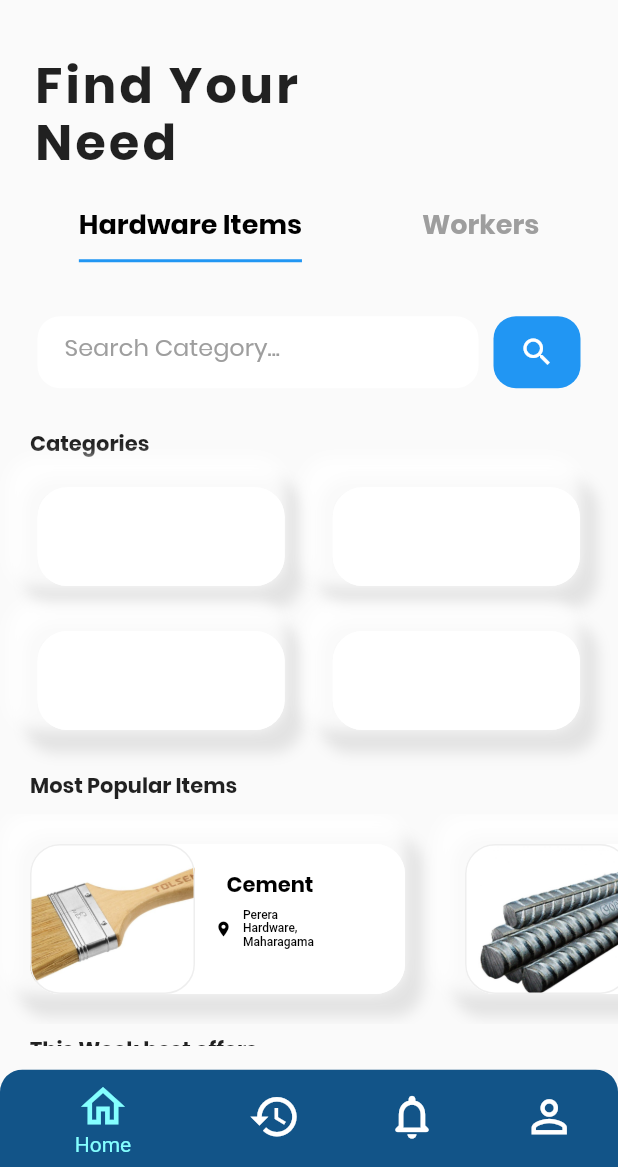
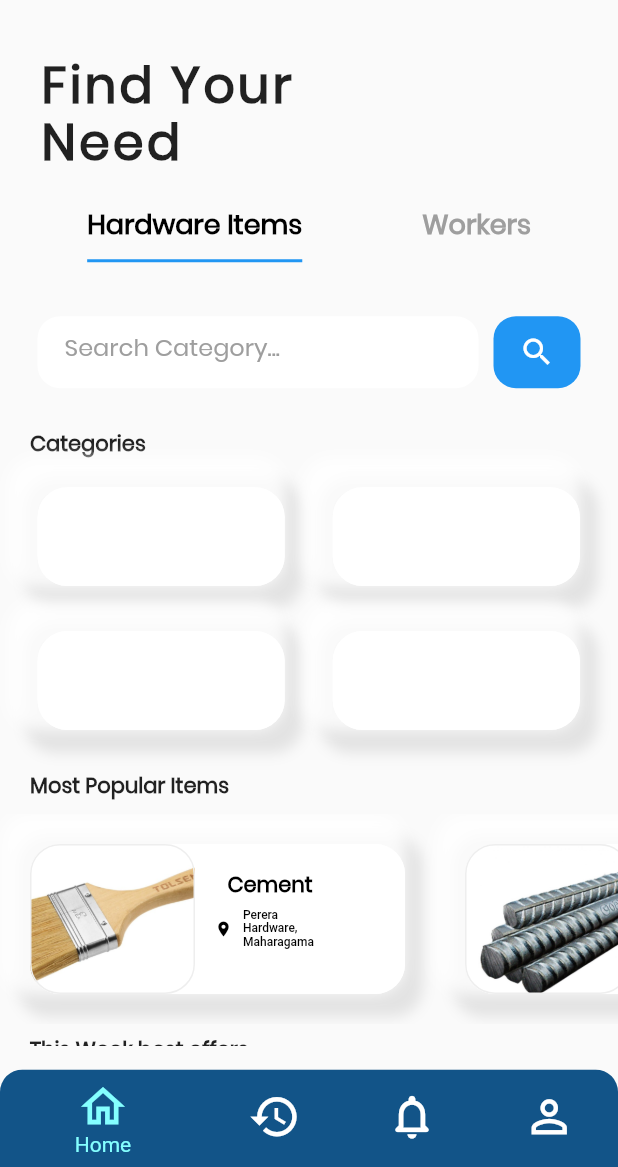
Before and after one commit to ProSiteGroup2/Group2, a Flutter app: the screen it shows after launch, on a phone screen of 412 x 824 dp, the part 69-1236 px from its top. Run offline on Flutter 3.47's test engine with Material 2 defaults, Android fonts, the phone set to English and light mode, and no system bars.

Commit message:
worker images

```diff
--- a/lib/main.dart
+++ b/lib/main.dart
@@ -1,5 +1,6 @@
 import 'package:flutter/material.dart';
 import 'package:hardware_new/components/navigation_bar.dart';
+// ignore: unused_import
 import 'package:hardware_new/src/ui/home_screen.dart';
 
 // ignore: unused_import
--- a/lib/src/ui/customer_activities.dart
+++ b/lib/src/ui/customer_activities.dart
@@ -74,7 +74,7 @@ class _CActivityState extends State<CActivity> {
                             child: Container(
                               height: 75,
                               width: 75,
-                              child: Image.asset('assets/pro1.jpg')),
+                              child: Image.asset('assets/imgs/pro1.jpg')),
                           ),),
                       ],
                     ),
--- a/lib/src/ui/home_screen.dart
+++ b/lib/src/ui/home_screen.dart
@@ -145,7 +145,7 @@ Map<String, dynamic> data = {
                             child: Text(
                               "Find Your\nNeed",
                               style: TextStyle(
-                                  fontFamily: "poppins",
+                                  fontFamily: "Poppins",
                                   fontSize: 33,
                                   fontWeight: FontWeight.bold,
                                   letterSpacing: 2,
@@ -158,7 +158,7 @@ Map<String, dynamic> data = {
                                     labelStyle: TextStyle(
                                         fontSize: 18,
                                         fontWeight: FontWeight.bold,
-                                        fontFamily: "poppins"),
+                                        fontFamily: "Poppins"),
                                     unselectedLabelColor: Colors.grey,
                                     isScrollable: true,
                                     indicatorSize: TabBarIndicatorSize.label,
@@ -213,7 +213,7 @@ Map<String, dynamic> data = {
                                                 hintText: 'Search Category...',
                                                 hintStyle: TextStyle(
 
-                                                  fontFamily: 'poppins',
+                                                  fontFamily: 'Poppins',
                                                   color: Colors.grey,
                                                   fontSize: 16
                                                 ),
@@ -252,7 +252,7 @@ Map<String, dynamic> data = {
                                               "Categories",
                                               textAlign: TextAlign.left,
                                               style: TextStyle(
-                                                  fontFamily: "poppins",
+                                                  fontFamily: "Poppins",
                                                   fontSize: 14,
                                                   fontWeight: FontWeight.bold,
                                                   height: 1.15),
@@ -488,7 +488,7 @@ Map<String, dynamic> data = {
                                               "Most Popular Items",
                                               textAlign: TextAlign.left,
                                               style: TextStyle(
-                                                  fontFamily: "poppins",
+                                                  fontFamily: "Poppins",
                                                   fontSize: 14,
                                                   fontWeight: FontWeight.bold,
                                                   height: 1.15),
@@ -520,7 +520,7 @@ Map<String, dynamic> data = {
                                                   "This Week best offers",
                                                   textAlign: TextAlign.left,
                                                   style: TextStyle(
-                                                      fontFamily: "poppins",
+                                                      fontFamily: "Poppins",
                                                       fontSize: 14,
                                                       fontWeight: FontWeight.bold,
                                                       height: 1.15),
@@ -582,7 +582,7 @@ Map<String, dynamic> data = {
                                           hintText: 'Search Category...',
                                           hintStyle: TextStyle(
 
-                                            fontFamily: 'poppins',
+                                            fontFamily: 'Poppins',
                                             color: Colors.grey,
                                             fontSize: 16
                                           ),
@@ -620,7 +620,7 @@ Map<String, dynamic> data = {
                                                  "Contractors",
                                                 textAlign: TextAlign.left,
                                                 style: TextStyle(
-                                                  fontFamily: "poppins",
+                                                  fontFamily: "Poppins",
                                                   fontSize: 16,
                                                   fontWeight: FontWeight.bold,
                                                   height: 1.15),
@@ -632,7 +632,7 @@ Map<String, dynamic> data = {
                                                   "See all",
                                                   textAlign: TextAlign.right,
                                                   style: TextStyle(
-                                                      fontFamily: "poppins",
+                                                      fontFamily: "Poppins",
                                                       fontSize: 12,
                                                       fontWeight: FontWeight.bold,
                                                       color: Colors.grey,
@@ -664,7 +664,7 @@ Map<String, dynamic> data = {
                                                 "Masons",
                                                 textAlign: TextAlign.left,
                                                 style: TextStyle(
-                                                    fontFamily: "poppins",
+                                                    fontFamily: "Poppins",
                                                     fontSize: 16,
                                                     fontWeight: FontWeight.bold,
                                                     height: 1.15),
@@ -676,7 +676,7 @@ Map<String, dynamic> data = {
                                                 "See all",
                                                 textAlign: TextAlign.right,
                                                 style: TextStyle(
-                                                    fontFamily: "poppins",
+                                                    fontFamily: "Poppins",
                                                     fontSize: 12,
                                                     fontWeight: FontWeight.bold,
                                                     color: Colors.grey,
@@ -712,7 +712,7 @@ Map<String, dynamic> data = {
                                                 "Electricians",
                                                 textAlign: TextAlign.left,
                                                 style: TextStyle(
-                                                    fontFamily: "poppins",
+                                                    fontFamily: "Poppins",
                                                     fontSize: 16,
                                                     fontWeight: FontWeight.bold,
                                                     height: 1.15),
@@ -725,7 +725,7 @@ Map<String, dynamic> data = {
                                                   "See all",
                                                   textAlign: TextAlign.right,
                                                   style: TextStyle(
-                                                      fontFamily: "poppins",
+                                                      fontFamily: "Poppins",
                                                       fontSize: 12,
                                                       fontWeight: FontWeight.bold,
                                                       color: Colors.grey,
@@ -761,7 +761,7 @@ Map<String, dynamic> data = {
                                                   "Plumbers",
                                                   textAlign: TextAlign.left,
                                                   style: TextStyle(
-                                                      fontFamily: "poppins",
+                                                      fontFamily: "Poppins",
                                                       fontSize: 16,
                                                       fontWeight: FontWeight.bold,
                                                       height: 1.15),
@@ -773,7 +773,7 @@ Map<String, dynamic> data = {
                                               "See all",
                                               textAlign: TextAlign.right,
                                               style: TextStyle(
-                                                  fontFamily: "poppins",
+                                                  fontFamily: "Poppins",
                                                   fontSize: 12,
                                                   fontWeight: FontWeight.bold,
                                                   color: Colors.grey,
```
Also changed, not shown: pubspec.yaml (+5 -3 lines), assets/imgs/worker1.jpg (added), assets/imgs/worker2.jpg (added), assets/imgs/worker3.jpg (added).
